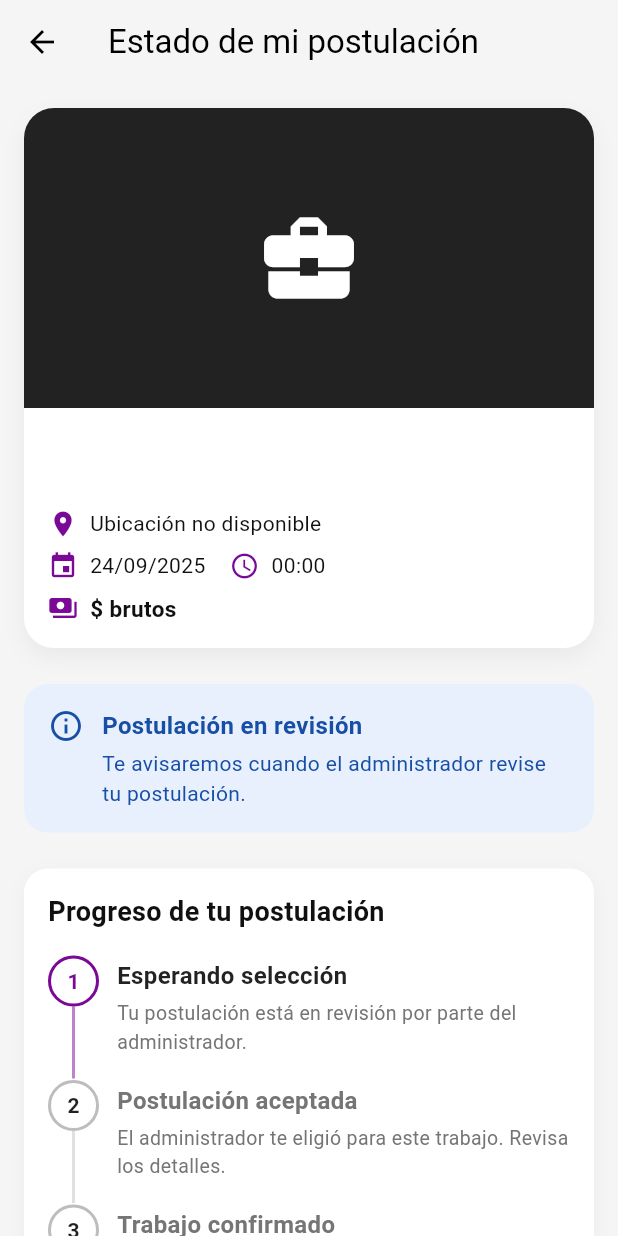
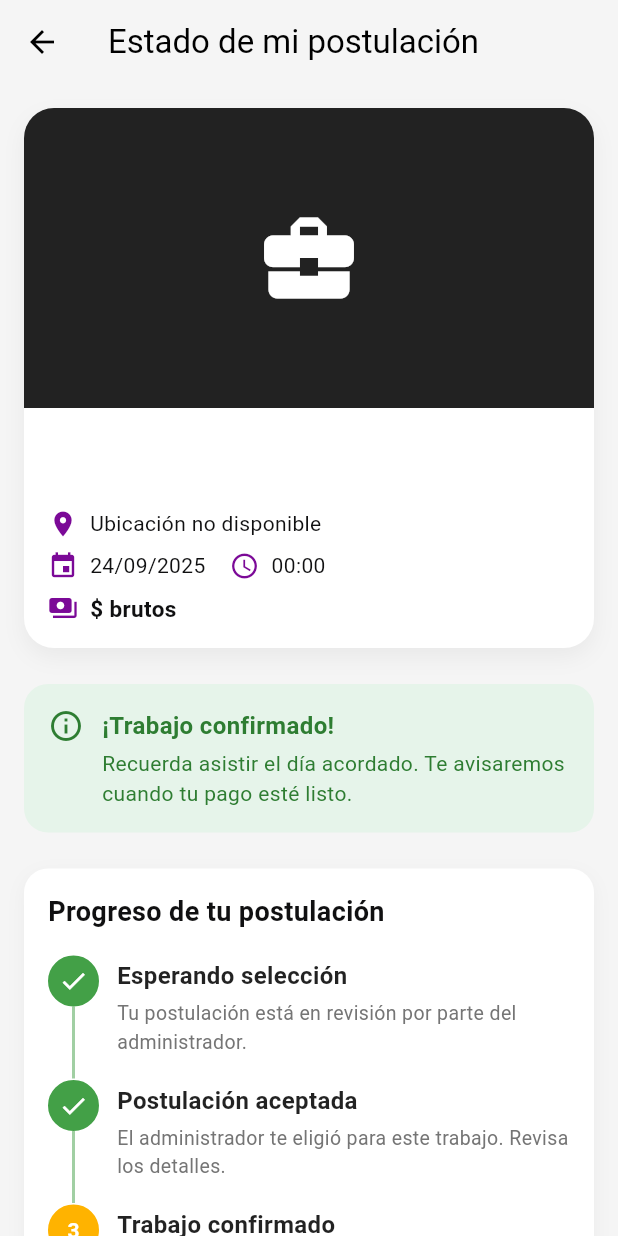
Before and after one commit to ByTiGerr1/goodjob-app, a Flutter app: the SeguimientoPostulacionScreen screen opened directly with empty values, on a phone screen of 412 x 824 dp. Run offline on Flutter 3.47's test engine with Material 3 defaults, Android fonts, the phone set to English and light mode, and no system bars; our stand-ins replace cloud_firestore, cloud_functions, firebase_auth, firebase_core, firebase_messaging, flutter_local_notifications and 5 more; accounts and stored records are empty; Roboto replaces fonts that are missing (Hind).

Commit message:
Mejoramos aun mas 2

```diff
--- a/goodjob_app/lib/src/screens/seguimiento_postulacion_screen.dart
+++ b/goodjob_app/lib/src/screens/seguimiento_postulacion_screen.dart
@@ -116,16 +116,74 @@ class _PostulacionContent extends StatelessWidget {
     return '$horaTexto:$minutoTexto';
   }
 
-  int _indiceProgreso(Map<String, dynamic> postulacion, Map<String, dynamic> trabajo) {
-    final estado = (postulacion['estado'] as String? ?? '').toLowerCase();
-    final estadoTrabajo = (postulacion['estadoTrabajo'] ?? trabajo['estadoTrabajo'])
-            ?.toString()
-            .toLowerCase() ??
-        '';
-    final estadoPago = (postulacion['estadoPago'] ?? trabajo['estadoPago'])
-            ?.toString()
-            .toLowerCase() ??
-        '';
+  String _normalizarEstado(dynamic valor) {
+    if (valor is String) {
+      return valor.trim().toLowerCase();
+    }
+    return '';
+  }
+
+  String _estadoPostulacionPrincipal(Map<String, dynamic> postulacion) {
+    final candidatos = [
+      postulacion['estado'],
+      postulacion['estadoPostulacion'],
+      postulacion['estadoAsignacion'],
+    ];
+
+    for (final candidato in candidatos) {
+      final normalizado = _normalizarEstado(candidato);
+      if (normalizado.isNotEmpty) {
+        return normalizado;
+      }
+    }
+
+    return '';
+  }
+
+  bool _tieneConfirmacionRegistrada(
+    Map<String, dynamic> postulacion,
+    String estadoPrincipal,
+  ) {
+    if (estadoPrincipal == 'confirmado') {
+      return true;
+    }
+
+    final estadoAsignacion = _normalizarEstado(postulacion['estadoAsignacion']);
+    if (estadoAsignacion == 'confirmado') {
+      return true;
+    }
+
+    if (postulacion['asistenciaConfirmada'] == true) {
+      return true;
+    }
+
+    if (postulacion['confirmadoEn'] != null) {
+      return true;
+    }
+
+    return false;
+  }
+
+  int _indiceProgreso(
+    Map<String, dynamic> postulacion,
+    Map<String, dynamic> trabajo, {
+    String? estadoPrincipal,
+    bool? confirmacionRegistrada,
+  }) {
+    final estado = estadoPrincipal ?? _estadoPostulacionPrincipal(postulacion);
+    final estadoAsignacion = _normalizarEstado(postulacion['estadoAsignacion']);
+    final estadoTrabajo = _normalizarEstado(
+      postulacion['estadoTrabajo'] ??
+          trabajo['estadoTrabajo'] ??
+          trabajo['estado'],
+    );
+    final estadoPago = _normalizarEstado(
+      postulacion['estadoPago'] ??
+          trabajo['estadoPago'] ??
+          trabajo['pagoEstado'],
+    );
+    final confirmacion =
+        confirmacionRegistrada ?? _tieneConfirmacionRegistrada(postulacion, estado);
     final trabajoEnCurso = estadoTrabajo == 'en curso' ||
         estadoTrabajo == 'en_curso' ||
         estadoTrabajo == 'activo' ||
@@ -140,16 +198,16 @@ class _PostulacionContent extends StatelessWidget {
         estadoPago == 'en proceso';
     final pagoCompletado = estadoPago == 'completado' || estadoPago == 'pagado';
 
-    if (estado == 'rechazado') {
+    if (estado == 'rechazado' || estadoAsignacion == 'rechazado') {
       return -1;
     }
 
     int indice = 0;
 
-    if (estado == 'aceptado' || estado == 'confirmado') {
+    if (estado == 'aceptado' || confirmacion) {
       indice = 1;
     }
-    if (estado == 'confirmado') {
+    if (confirmacion) {
       indice = 2;
     }
     if (trabajoEnCurso || trabajoCompletado) {
@@ -184,9 +242,9 @@ class _PostulacionContent extends StatelessWidget {
   Color _colorPaso(_PasoEstado estado) {
     switch (estado) {
       case _PasoEstado.completado:
-        return Colors.green;
+        return Colors.green.shade600;
       case _PasoEstado.actual:
-        return const Color(0xFF7B0997);
+        return Colors.amber.shade600;
       case _PasoEstado.pendiente:
         return Colors.grey.shade400;
     }
@@ -215,7 +273,11 @@ class _PostulacionContent extends StatelessWidget {
               height: 34,
               decoration: BoxDecoration(
                 shape: BoxShape.circle,
-                color: estado == _PasoEstado.completado ? color : Colors.white,
+                color: estado == _PasoEstado.completado
+                    ? color
+                    : estado == _PasoEstado.actual
+                        ? color
+                        : Colors.white,
                 border: Border.all(color: color, width: 2),
               ),
               alignment: Alignment.center,
@@ -224,7 +286,9 @@ class _PostulacionContent extends StatelessWidget {
                   : Text(
                       '${indice + 1}',
                       style: TextStyle(
-                        color: estado == _PasoEstado.actual ? color : Colors.black87,
+                        color: estado == _PasoEstado.actual
+                            ? Colors.white
+                            : Colors.black87,
                         fontWeight: estado == _PasoEstado.actual
                             ? FontWeight.bold
                             : FontWeight.w600,
@@ -281,8 +345,17 @@ class _PostulacionContent extends StatelessWidget {
     final fechaTrabajo = fechaTrabajoTs?.toDate();
     final horaInicio = trabajo['horaInicio'] as Map<String, dynamic>?;
     final empresa = trabajo['empresa'] ?? '';
-    final estadoActual = (postulacion['estado'] as String? ?? '').toLowerCase();
-    final progreso = _indiceProgreso(postulacion, trabajo);
+    final estadoPrincipal = _estadoPostulacionPrincipal(postulacion);
+    final confirmacionRegistrada =
+        _tieneConfirmacionRegistrada(postulacion, estadoPrincipal);
+    final estadoActual =
+        confirmacionRegistrada ? 'confirmado' : estadoPrincipal;
+    final progreso = _indiceProgreso(
+      postulacion,
+      trabajo,
+      estadoPrincipal: estadoPrincipal,
+      confirmacionRegistrada: confirmacionRegistrada,
+    );
 
     final pasos = [
       (
```
